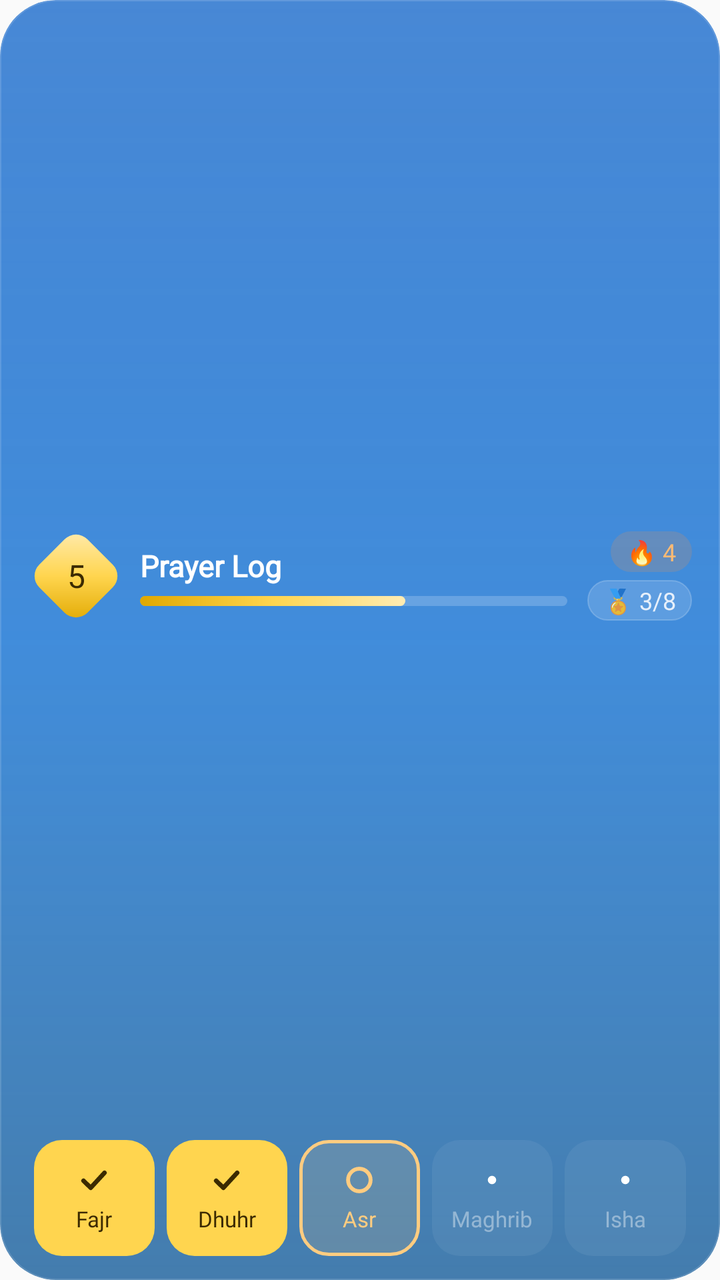
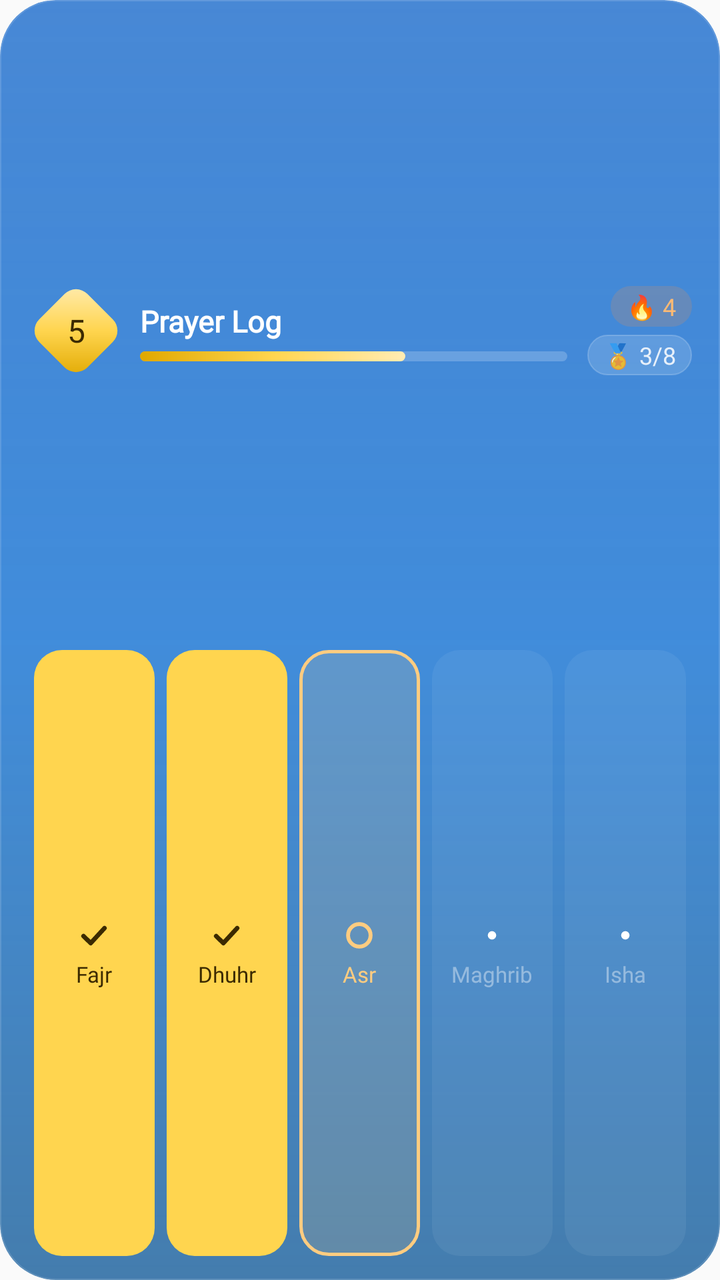

Two renders of the same Android screen: before a commit and after it. Below are the layout's source before the change and the commit's diff.
<!-- AndroidManifest.xml: application theme Theme.Waktiva -->
<!-- res/layout/widget_prayer_log_preview.xml -->
<?xml version="1.0" encoding="utf-8"?>
<FrameLayout xmlns:android="http://schemas.android.com/apk/res/android"
    android:id="@android:id/background"
    android:layout_width="match_parent"
    android:layout_height="match_parent"
    android:background="@drawable/widget_preview_bg"
    android:clipToOutline="true">

    <ImageView
        android:layout_width="match_parent"
        android:layout_height="match_parent"
        android:scaleType="fitXY"
        android:src="@drawable/widget_sheen" />

    <LinearLayout
        android:layout_width="match_parent"
        android:layout_height="match_parent"
        android:orientation="vertical"
        android:paddingStart="14dp"
        android:paddingTop="14dp"
        android:paddingEnd="14dp"
        android:paddingBottom="12dp">

        <LinearLayout
            android:layout_width="match_parent"
            android:layout_height="0dp"
            android:layout_weight="1"
            android:gravity="center_vertical"
            android:orientation="horizontal">

            
            <FrameLayout
                android:layout_width="48dp"
                android:layout_height="48dp">

                <ImageView
                    android:layout_width="34dp"
                    android:layout_height="34dp"
                    android:layout_gravity="center"
                    android:rotation="45"
                    android:src="@drawable/widget_preview_diamond" />

                <TextView
                    android:layout_width="match_parent"
                    android:layout_height="match_parent"
                    android:fontFamily="@font/inter_bold"
                    android:gravity="center"
                    android:text="5"
                    android:textColor="#FF3B2A00"
                    android:textSize="16sp" />
            </FrameLayout>

            <LinearLayout
                android:layout_width="0dp"
                android:layout_height="wrap_content"
                android:layout_marginStart="8dp"
                android:layout_weight="1"
                android:orientation="vertical">

                <TextView
                    android:layout_width="wrap_content"
                    android:layout_height="wrap_content"
                    android:fontFamily="@font/inter_medium"
                    android:maxLines="1"
                    android:text="@string/prayer_log_title"
                    android:textColor="#FFFFFFFF"
                    android:textSize="15sp"
                    android:textStyle="bold" />

                <ProgressBar
                    style="?android:attr/progressBarStyleHorizontal"
                    android:layout_width="match_parent"
                    android:layout_height="5dp"
                    android:layout_marginTop="5dp"
                    android:max="1000"
                    android:maxHeight="5dp"
                    android:minHeight="5dp"
                    android:progress="620"
                    android:progressDrawable="@drawable/widget_xp_bar" />
            </LinearLayout>

            <LinearLayout
                android:layout_width="wrap_content"
                android:layout_height="wrap_content"
                android:layout_marginStart="10dp"
                android:gravity="end"
                android:orientation="vertical">

                <TextView
                    android:layout_width="wrap_content"
                    android:layout_height="wrap_content"
                    android:background="@drawable/widget_chip_streak"
                    android:fontFamily="@font/inter_medium"
                    android:paddingStart="8dp"
                    android:paddingTop="2dp"
                    android:paddingEnd="8dp"
                    android:paddingBottom="2dp"
                    android:text="🔥 4"
                    android:textColor="#FFFDBA74"
                    android:textSize="12sp" />

                <TextView
                    android:layout_width="wrap_content"
                    android:layout_height="wrap_content"
                    android:layout_marginTop="4dp"
                    android:background="@drawable/widget_chip"
                    android:fontFamily="@font/inter_medium"
                    android:paddingStart="8dp"
                    android:paddingTop="2dp"
                    android:paddingEnd="8dp"
                    android:paddingBottom="2dp"
                    android:text="🏅 3/8"
                    android:textColor="#D9FFFFFF"
                    android:textSize="12sp" />
            </LinearLayout>
        </LinearLayout>

        <LinearLayout
            android:layout_width="match_parent"
            android:layout_height="58dp"
            android:layout_marginTop="8dp"
            android:orientation="horizontal">

            <FrameLayout
                android:layout_width="0dp"
                android:layout_height="match_parent"
                android:layout_marginStart="3dp"
                android:layout_marginEnd="3dp"
                android:layout_weight="1">

                <ImageView
                    android:layout_width="match_parent"
                    android:layout_height="match_parent"
                    android:scaleType="fitXY"
                    android:src="@drawable/widget_pill_solid"
                    android:tint="#FFFFD54F" />

                <LinearLayout
                    android:layout_width="match_parent"
                    android:layout_height="match_parent"
                    android:gravity="center"
                    android:orientation="vertical">

                    <ImageView
                        android:layout_width="18dp"
                        android:layout_height="18dp"
                        android:src="@drawable/ic_widget_check"
                        android:tint="#FF3B2A00" />

                    <TextView
                        android:layout_width="wrap_content"
                        android:layout_height="wrap_content"
                        android:layout_marginTop="3dp"
                        android:fontFamily="@font/inter_medium"
                        android:maxLines="1"
                        android:text="@string/prayer_fajr"
                        android:textColor="#FF3B2A00"
                        android:textSize="11sp" />
                </LinearLayout>
            </FrameLayout>

            <FrameLayout
                android:layout_width="0dp"
                android:layout_height="match_parent"
                android:layout_marginStart="3dp"
                android:layout_marginEnd="3dp"
                android:layout_weight="1">

                <ImageView
                    android:layout_width="match_parent"
                    android:layout_height="match_parent"
                    android:scaleType="fitXY"
                    android:src="@drawable/widget_pill_solid"
                    android:tint="#FFFFD54F" />

                <LinearLayout
                    android:layout_width="match_parent"
                    android:layout_height="match_parent"
                    android:gravity="center"
                    android:orientation="vertical">

                    <ImageView
                        android:layout_width="18dp"
                        android:layout_height="18dp"
                        android:src="@drawable/ic_widget_check"
                        android:tint="#FF3B2A00" />

                    <TextView
                        android:layout_width="wrap_content"
                        android:layout_height="wrap_content"
                        android:layout_marginTop="3dp"
                        android:fontFamily="@font/inter_medium"
                        android:maxLines="1"
                        android:text="@string/prayer_dhuhr"
                        android:textColor="#FF3B2A00"
                        android:textSize="11sp" />
                </LinearLayout>
            </FrameLayout>

            <FrameLayout
                android:layout_width="0dp"
                android:layout_height="match_parent"
                android:layout_marginStart="3dp"
                android:layout_marginEnd="3dp"
                android:layout_weight="1">

                <ImageView
                    android:layout_width="match_parent"
                    android:layout_height="match_parent"
                    android:scaleType="fitXY"
                    android:src="@drawable/widget_pill_outline"
                    android:tint="#FFFFCC80" />

                <LinearLayout
                    android:layout_width="match_parent"
                    android:layout_height="match_parent"
                    android:gravity="center"
                    android:orientation="vertical">

                    <ImageView
                        android:layout_width="18dp"
                        android:layout_height="18dp"
                        android:src="@drawable/ic_widget_ring"
                        android:tint="#FFFFCC80" />

                    <TextView
                        android:layout_width="wrap_content"
                        android:layout_height="wrap_content"
                        android:layout_marginTop="3dp"
                        android:fontFamily="@font/inter_medium"
                        android:maxLines="1"
                        android:text="@string/prayer_asr"
                        android:textColor="#FFFFCC80"
                        android:textSize="11sp" />
                </LinearLayout>
            </FrameLayout>

            <FrameLayout
                android:layout_width="0dp"
                android:layout_height="match_parent"
                android:layout_marginStart="3dp"
                android:layout_marginEnd="3dp"
                android:layout_weight="1">

                <ImageView
                    android:layout_width="match_parent"
                    android:layout_height="match_parent"
                    android:scaleType="fitXY"
                    android:src="@drawable/widget_pill_faint" />

                <LinearLayout
                    android:layout_width="match_parent"
                    android:layout_height="match_parent"
                    android:gravity="center"
                    android:orientation="vertical">

                    <ImageView
                        android:layout_width="18dp"
                        android:layout_height="18dp"
                        android:src="@drawable/ic_widget_point"
                        android:tint="#66FFFFFF" />

                    <TextView
                        android:layout_width="wrap_content"
                        android:layout_height="wrap_content"
                        android:layout_marginTop="3dp"
                        android:fontFamily="@font/inter_medium"
                        android:maxLines="1"
                        android:text="@string/prayer_maghrib"
                        android:textColor="#66FFFFFF"
                        android:textSize="11sp" />
                </LinearLayout>
            </FrameLayout>

            <FrameLayout
                android:layout_width="0dp"
                android:layout_height="match_parent"
                android:layout_marginStart="3dp"
                android:layout_marginEnd="3dp"
                android:layout_weight="1">

                <ImageView
                    android:layout_width="match_parent"
                    android:layout_height="match_parent"
                    android:scaleType="fitXY"
                    android:src="@drawable/widget_pill_faint" />

                <LinearLayout
                    android:layout_width="match_parent"
                    android:layout_height="match_parent"
                    android:gravity="center"
                    android:orientation="vertical">

                    <ImageView
                        android:layout_width="18dp"
                        android:layout_height="18dp"
                        android:src="@drawable/ic_widget_point"
                        android:tint="#66FFFFFF" />

                    <TextView
                        android:layout_width="wrap_content"
                        android:layout_height="wrap_content"
                        android:layout_marginTop="3dp"
                        android:fontFamily="@font/inter_medium"
                        android:maxLines="1"
                        android:text="@string/prayer_isha"
                        android:textColor="#66FFFFFF"
                        android:textSize="11sp" />
                </LinearLayout>
            </FrameLayout>
        </LinearLayout>
    </LinearLayout>
</FrameLayout>
<!-- resources referenced by this layout -->
<resources>
  <!-- drawable ic_widget_point (drawable) -->
  <?xml version="1.0" encoding="utf-8"?>
  <vector xmlns:android="http://schemas.android.com/apk/res/android"
      android:width="24dp"
      android:height="24dp"
      android:viewportWidth="24"
      android:viewportHeight="24">
      <path
          android:fillColor="#FFFFFFFF"
          android:pathData="M12,9.2a2.8,2.8 0,1 1,0 5.6a2.8,2.8 0,1 1,0 -5.6z" />
  </vector>
  <!-- drawable ic_widget_ring (drawable) -->
  <?xml version="1.0" encoding="utf-8"?>
  <vector xmlns:android="http://schemas.android.com/apk/res/android"
      android:width="24dp"
      android:height="24dp"
      android:viewportWidth="24"
      android:viewportHeight="24">
      <path
          android:pathData="M12,4.5a7.5,7.5 0,1 1,0 15a7.5,7.5 0,1 1,0 -15z"
          android:strokeWidth="2.6"
          android:strokeColor="#FFFFFFFF" />
  </vector>
  <!-- drawable widget_chip (drawable) -->
  <?xml version="1.0" encoding="utf-8"?>
  <shape xmlns:android="http://schemas.android.com/apk/res/android"
      android:shape="rectangle">
      <solid android:color="#26FFFFFF" />
      <stroke android:width="0.5dp" android:color="#33FFFFFF" />
      <corners android:radius="999dp" />
  </shape>
  <!-- drawable widget_chip_streak (drawable) -->
  <?xml version="1.0" encoding="utf-8"?>
  <shape xmlns:android="http://schemas.android.com/apk/res/android"
      android:shape="rectangle">
      <solid android:color="#2EFB923C" />
      <corners android:radius="999dp" />
  </shape>
  <!-- drawable widget_pill_faint (drawable) -->
  <?xml version="1.0" encoding="utf-8"?>
  <shape xmlns:android="http://schemas.android.com/apk/res/android"
      android:shape="rectangle">
      <corners android:radius="14dp" />
      <solid android:color="#0FFFFFFF" />
  </shape>
  <!-- drawable widget_pill_outline (drawable) -->
  <?xml version="1.0" encoding="utf-8"?>
  <shape xmlns:android="http://schemas.android.com/apk/res/android"
      android:shape="rectangle">
      <corners android:radius="14dp" />
      <solid android:color="#29FFFFFF" />
      <stroke android:width="1.5dp" android:color="#FFFFFFFF" />
  </shape>
  <!-- drawable widget_pill_solid (drawable) -->
  <?xml version="1.0" encoding="utf-8"?>
  <shape xmlns:android="http://schemas.android.com/apk/res/android"
      android:shape="rectangle">
      <corners android:radius="14dp" />
      <solid android:color="#FFFFFFFF" />
  </shape>
  <!-- drawable widget_preview_bg (drawable) -->
  <?xml version="1.0" encoding="utf-8"?>
  <shape xmlns:android="http://schemas.android.com/apk/res/android"
      android:shape="rectangle">
      <gradient
          android:angle="270"
          android:startColor="#FF2773CE"
          android:endColor="#FF5AA6E8"
          android:type="linear" />
      <corners android:radius="@dimen/widget_corner_radius" />
  </shape>
  <!-- drawable widget_preview_diamond (drawable) -->
  <?xml version="1.0" encoding="utf-8"?>
  <shape xmlns:android="http://schemas.android.com/apk/res/android"
      android:shape="rectangle">
      <corners android:radius="8dp" />
      <gradient
          android:angle="315"
          android:centerColor="#FFFFD54F"
          android:endColor="#FFE0A800"
          android:startColor="#FFFFECB3" />
  </shape>
  <string name="prayer_asr">Asr</string>
  <string name="prayer_dhuhr">Dhuhr</string>
  <string name="prayer_fajr">Fajr</string>
  <string name="prayer_isha">Isha</string>
  <string name="prayer_log_title">Prayer Log</string>
  <string name="prayer_maghrib">Maghrib</string>
  <style name="Theme.Waktiva" parent="Theme.AppCompat.DayNight.NoActionBar" />
  <dimen name="widget_corner_radius">22dp</dimen>
  <!-- unchanged entries left out for length: 3 -->
</resources>

<!-- the commit's change to res/layout/widget_prayer_log_preview.xml (unified diff, before → after) -->
@@ -117,8 +117,9 @@
 
         <LinearLayout
             android:layout_width="match_parent"
-            android:layout_height="58dp"
+            android:layout_height="0dp"
             android:layout_marginTop="8dp"
+            android:layout_weight="1"
             android:orientation="horizontal">
 
             <FrameLayout
